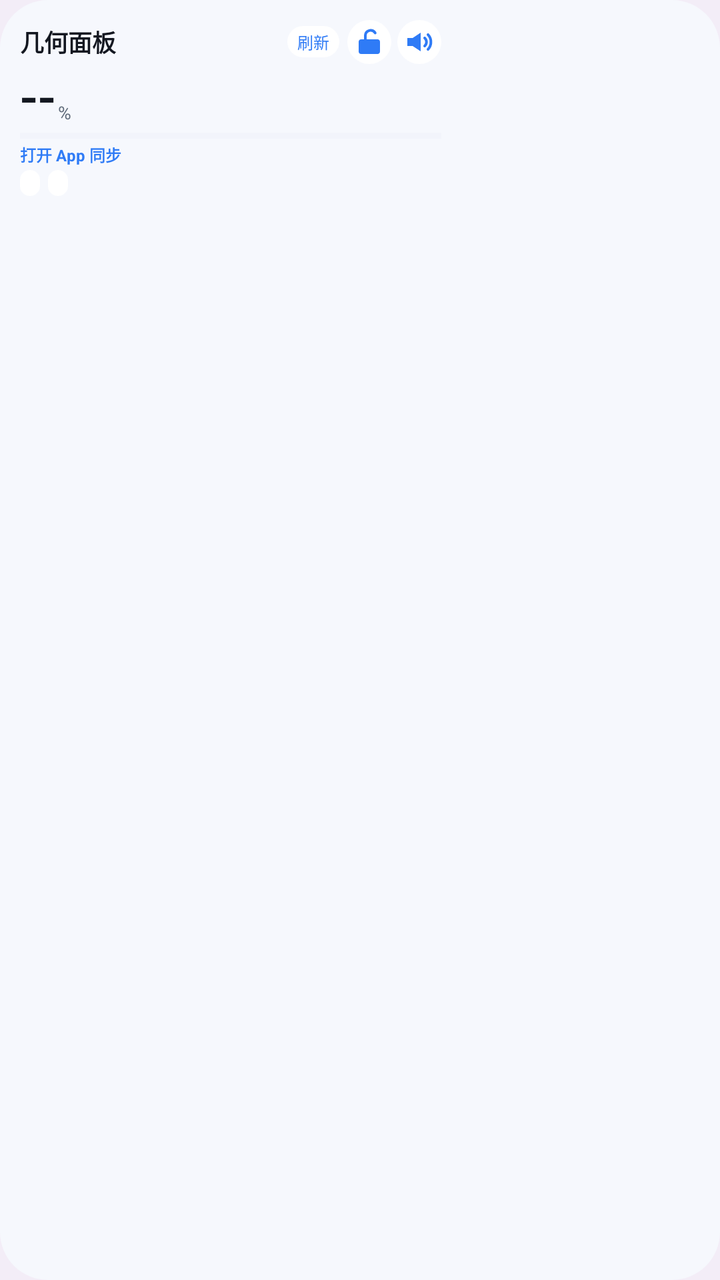
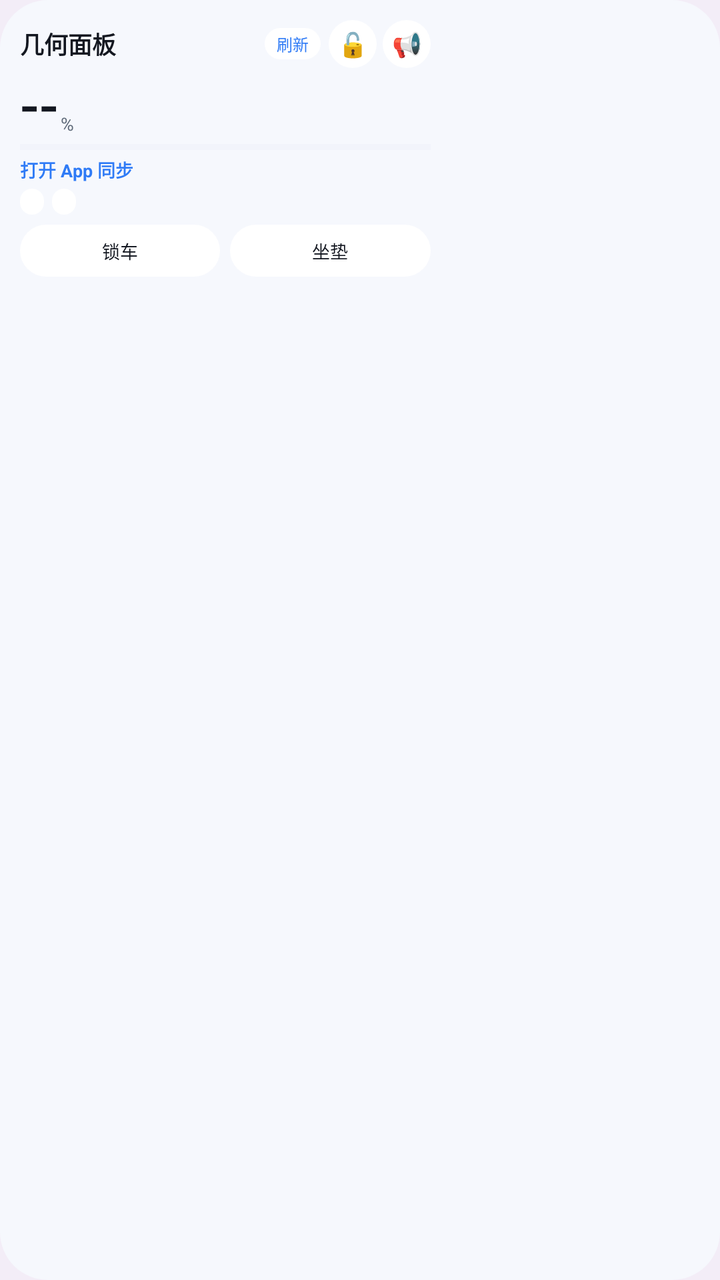

The first picture is an Android layout as it rendered before a commit; the second is the same layout after the commit. The layout source and the unified diff follow.
<!-- AndroidManifest.xml: application theme Theme.ZeehoWebNext -->
<!-- res/layout/widget_4x2.xml -->
<?xml version="1.0" encoding="utf-8"?>
<LinearLayout xmlns:android="http://schemas.android.com/apk/res/android"
    android:id="@+id/w_root"
    android:layout_width="match_parent"
    android:layout_height="match_parent"
    android:background="@drawable/widget_card"
    android:orientation="horizontal"
    android:padding="10dp">

    <LinearLayout
        android:layout_width="0dp"
        android:layout_height="match_parent"
        android:layout_weight="1.2"
        android:orientation="vertical">

        <LinearLayout
            android:layout_width="match_parent"
            android:layout_height="wrap_content"
            android:gravity="center_vertical"
            android:orientation="horizontal">

            <TextView
                android:id="@+id/w_title"
                android:layout_width="0dp"
                android:layout_height="wrap_content"
                android:layout_weight="1"
                android:ellipsize="end"
                android:singleLine="true"
                android:text="@string/widget_title"
                android:textColor="@color/widget_text_primary"
                android:textSize="12sp"
                android:textStyle="bold" />

            <TextView
                android:id="@+id/w_updated"
                android:layout_width="wrap_content"
                android:layout_height="wrap_content"
                android:layout_marginStart="4dp"
                android:ellipsize="end"
                android:singleLine="true"
                android:text=""
                android:textColor="@color/widget_text_secondary"
                android:textSize="8sp" />

            <TextView
                android:id="@+id/w_refresh"
                android:layout_width="wrap_content"
                android:layout_height="wrap_content"
                android:layout_marginStart="4dp"
                android:background="@drawable/widget_btn"
                android:paddingStart="5dp"
                android:paddingEnd="5dp"
                android:paddingTop="2dp"
                android:paddingBottom="2dp"
                android:text="@string/widget_refresh"
                android:textColor="@color/widget_accent"
                android:textSize="8sp" />

            <ImageButton
                android:id="@+id/w_btn_unlock"
                android:layout_width="22dp"
                android:layout_height="22dp"
                android:layout_marginStart="4dp"
                android:background="@drawable/widget_btn"
                android:contentDescription="@string/widget_action_unlock"
                android:padding="3dp"
                android:scaleType="fitCenter"
                android:src="@drawable/ic_widget_unlock" />

            <ImageButton
                android:id="@+id/w_btn_horn"
                android:layout_width="22dp"
                android:layout_height="22dp"
                android:layout_marginStart="3dp"
                android:background="@drawable/widget_btn"
                android:contentDescription="@string/widget_action_horn"
                android:padding="3dp"
                android:scaleType="fitCenter"
                android:src="@drawable/ic_widget_horn" />
        </LinearLayout>

        <LinearLayout
            android:layout_width="match_parent"
            android:layout_height="wrap_content"
            android:layout_marginTop="2dp"
            android:baselineAligned="false"
            android:gravity="bottom"
            android:orientation="horizontal">

            <TextView
                android:id="@+id/w_soc"
                android:layout_width="wrap_content"
                android:layout_height="wrap_content"
                android:fontFamily="sans-serif-medium"
                android:includeFontPadding="false"
                android:text="@string/widget_soc_unknown"
                android:textColor="@color/widget_text_primary"
                android:textSize="26sp" />

            <TextView
                android:layout_width="wrap_content"
                android:layout_height="wrap_content"
                android:layout_marginStart="1dp"
                android:layout_marginBottom="2dp"
                android:text="%"
                android:textColor="@color/widget_text_secondary"
                android:textSize="9sp" />

            <TextView
                android:id="@+id/w_voltage"
                android:layout_width="0dp"
                android:layout_height="wrap_content"
                android:layout_marginStart="4dp"
                android:layout_marginBottom="2dp"
                android:layout_weight="1"
                android:ellipsize="end"
                android:gravity="end"
                android:singleLine="true"
                android:text=""
                android:textColor="@color/widget_text_secondary"
                android:textSize="8sp" />
        </LinearLayout>

        <ProgressBar
            android:id="@+id/w_progress"
            style="?android:attr/progressBarStyleHorizontal"
            android:layout_width="match_parent"
            android:layout_height="3dp"
            android:layout_marginTop="2dp"
            android:progressBackgroundTint="@color/widget_line"
            android:progressTint="@color/widget_accent" />

        <LinearLayout
            android:layout_width="match_parent"
            android:layout_height="wrap_content"
            android:layout_marginTop="2dp"
            android:baselineAligned="false"
            android:gravity="center_vertical"
            android:orientation="horizontal">

            <TextView
                android:id="@+id/w_charge"
                android:layout_width="wrap_content"
                android:layout_height="wrap_content"
                android:ellipsize="end"
                android:singleLine="true"
                android:text="@string/widget_no_data"
                android:textColor="@color/widget_accent"
                android:textSize="8sp"
                android:textStyle="bold" />

            <TextView
                android:id="@+id/w_power"
                android:layout_width="wrap_content"
                android:layout_height="wrap_content"
                android:layout_marginStart="5dp"
                android:ellipsize="end"
                android:singleLine="true"
                android:text=""
                android:textColor="@color/widget_text_primary"
                android:textSize="8sp"
                android:textStyle="bold" />

            <TextView
                android:id="@+id/w_time"
                android:layout_width="0dp"
                android:layout_height="wrap_content"
                android:layout_weight="1"
                android:ellipsize="end"
                android:gravity="end"
                android:singleLine="true"
                android:text=""
                android:textColor="@color/widget_text_secondary"
                android:textSize="8sp" />
        </LinearLayout>

        <LinearLayout
            android:layout_width="match_parent"
            android:layout_height="wrap_content"
            android:layout_marginTop="2dp"
            android:gravity="center_vertical"
            android:orientation="horizontal">

            <TextView
                android:id="@+id/w_lock"
                android:layout_width="wrap_content"
                android:layout_height="wrap_content"
                android:background="@drawable/widget_chip"
                android:ellipsize="end"
                android:paddingStart="5dp"
                android:paddingEnd="5dp"
                android:paddingTop="1dp"
                android:paddingBottom="1dp"
                android:singleLine="true"
                android:text=""
                android:textColor="@color/widget_text_primary"
                android:textSize="8sp" />

            <TextView
                android:id="@+id/w_seat"
                android:layout_width="wrap_content"
                android:layout_height="wrap_content"
                android:layout_marginStart="4dp"
                android:background="@drawable/widget_chip"
                android:ellipsize="end"
                android:paddingStart="5dp"
                android:paddingEnd="5dp"
                android:paddingTop="1dp"
                android:paddingBottom="1dp"
                android:singleLine="true"
                android:text=""
                android:textColor="@color/widget_text_primary"
                android:textSize="8sp" />
        </LinearLayout>
    </LinearLayout>

    <FrameLayout
        android:id="@+id/w_car_box"
        android:layout_width="0dp"
        android:layout_height="match_parent"
        android:layout_marginStart="6dp"
        android:layout_weight="0.7">

        <ImageView
            android:id="@+id/w_car"
            android:layout_width="match_parent"
            android:layout_height="match_parent"
            android:contentDescription="@string/widget_title"
            android:scaleType="fitCenter" />
    </FrameLayout>
</LinearLayout>
<!-- resources referenced by this layout -->
<resources>
  <color name="widget_accent">#FF2F7BF6</color>
  <color name="widget_line">#FFE2E8F2</color>
  <color name="widget_text_primary">#FF131720</color>
  <color name="widget_text_secondary">#FF5F6B7A</color>
  <!-- drawable ic_widget_horn (drawable) -->
  <?xml version="1.0" encoding="utf-8"?>
  <vector xmlns:android="http://schemas.android.com/apk/res/android"
      android:width="20dp" android:height="20dp"
      android:viewportWidth="24" android:viewportHeight="24">
      <path android:fillColor="@color/widget_icon"
          android:pathData="M3,9h4l6,-4v14l-6,-4H3z" />
      <path android:strokeColor="@color/widget_icon" android:strokeWidth="2"
          android:strokeLineCap="round" android:fillColor="#00000000"
          android:pathData="M16,9a4,4 0 0,1 0,6M18.5,6.5a8,8 0 0,1 0,11" />
  </vector>
  <!-- drawable ic_widget_unlock (drawable) -->
  <?xml version="1.0" encoding="utf-8"?>
  <vector xmlns:android="http://schemas.android.com/apk/res/android"
      android:width="20dp" android:height="20dp"
      android:viewportWidth="24" android:viewportHeight="24">
      <path android:fillColor="@color/widget_icon"
          android:pathData="M6,10h12a2,2 0 0,1 2,2v7a2,2 0 0,1 -2,2H6a2,2 0 0,1 -2,-2v-7a2,2 0 0,1 2,-2z" />
      <path android:strokeColor="@color/widget_icon" android:strokeWidth="2"
          android:strokeLineCap="round" android:fillColor="#00000000"
          android:pathData="M9,10V7a4,4 0 0,1 7.4,-1.8" />
  </vector>
  <!-- drawable widget_btn (drawable) -->
  <?xml version="1.0" encoding="utf-8"?>
  <shape xmlns:android="http://schemas.android.com/apk/res/android" android:shape="rectangle">
      <solid android:color="@color/widget_action_bg" />
      <corners android:radius="14dp" />
  </shape>
  <!-- drawable widget_card (drawable) -->
  <?xml version="1.0" encoding="utf-8"?>
  <shape xmlns:android="http://schemas.android.com/apk/res/android" android:shape="rectangle">
      <solid android:color="@color/widget_card_bg" />
      <corners android:radius="24dp" />
  </shape>
  <!-- drawable widget_chip (drawable) -->
  <?xml version="1.0" encoding="utf-8"?>
  <shape xmlns:android="http://schemas.android.com/apk/res/android" android:shape="rectangle">
      <solid android:color="@color/widget_chip_bg" />
      <corners android:radius="20dp" />
  </shape>
  <string name="widget_action_horn">鸣笛</string>
  <string name="widget_action_unlock">解锁</string>
  <string name="widget_no_data">打开 App 同步</string>
  <string name="widget_refresh">刷新</string>
  <string name="widget_soc_unknown">--</string>
  <string name="widget_title">几何面板</string>
  <style name="Theme.ZeehoWebNext" parent="android:Theme.Material.Light.NoActionBar">
          <item name="android:windowBackground">@color/page_light</item>
          <item name="android:statusBarColor">@android:color/transparent</item>
          <item name="android:navigationBarColor">@android:color/transparent</item>
          <item name="android:windowLightStatusBar">true</item>
          <item name="android:windowLightNavigationBar">true</item>
          <item name="android:windowDrawsSystemBarBackgrounds">true</item>
          <item name="android:colorAccent">@color/brand_purple</item>
      </style>
  <color name="widget_icon">#FF2F7BF6</color>
  <color name="widget_action_bg">#FFFFFFFF</color>
  <color name="widget_card_bg">#FFF6F8FD</color>
  <color name="widget_chip_bg">#FFFFFFFF</color>
  <color name="page_light">#FFF3EDF7</color>
  <color name="brand_purple">#FF7457B8</color>
</resources>

<!-- the commit's change to res/layout/widget_4x2.xml (unified diff, before → after) -->
@@ -46,43 +46,45 @@
                 android:id="@+id/w_refresh"
                 android:layout_width="wrap_content"
                 android:layout_height="wrap_content"
-                android:layout_marginStart="4dp"
-                android:background="@drawable/widget_btn"
-                android:paddingStart="5dp"
-                android:paddingEnd="5dp"
+                android:layout_marginStart="5dp"
+                android:background="@drawable/widget_btn"
+                android:paddingStart="6dp"
+                android:paddingEnd="6dp"
                 android:paddingTop="2dp"
                 android:paddingBottom="2dp"
                 android:text="@string/widget_refresh"
                 android:textColor="@color/widget_accent"
                 android:textSize="8sp" />
 
-            <ImageButton
+            <TextView
                 android:id="@+id/w_btn_unlock"
-                android:layout_width="22dp"
-                android:layout_height="22dp"
+                android:layout_width="24dp"
+                android:layout_height="24dp"
                 android:layout_marginStart="4dp"
                 android:background="@drawable/widget_btn"
                 android:contentDescription="@string/widget_action_unlock"
-                android:padding="3dp"
-                android:scaleType="fitCenter"
-                android:src="@drawable/ic_widget_unlock" />
-
-            <ImageButton
+                android:gravity="center"
+                android:text="@string/widget_icon_unlock"
+                android:textColor="@color/widget_icon"
+                android:textSize="12sp" />
+
+            <TextView
                 android:id="@+id/w_btn_horn"
-                android:layout_width="22dp"
-                android:layout_height="22dp"
+                android:layout_width="24dp"
+                android:layout_height="24dp"
                 android:layout_marginStart="3dp"
                 android:background="@drawable/widget_btn"
                 android:contentDescription="@string/widget_action_horn"
-                android:padding="3dp"
-                android:scaleType="fitCenter"
-                android:src="@drawable/ic_widget_horn" />
-        </LinearLayout>
-
-        <LinearLayout
-            android:layout_width="match_parent"
-            android:layout_height="wrap_content"
-            android:layout_marginTop="2dp"
+                android:gravity="center"
+                android:text="@string/widget_icon_horn"
+                android:textColor="@color/widget_icon"
+                android:textSize="12sp" />
+        </LinearLayout>
+
+        <LinearLayout
+            android:layout_width="match_parent"
+            android:layout_height="wrap_content"
+            android:layout_marginTop="3dp"
             android:baselineAligned="false"
             android:gravity="bottom"
             android:orientation="horizontal">
@@ -95,9 +97,10 @@
                 android:includeFontPadding="false"
                 android:text="@string/widget_soc_unknown"
                 android:textColor="@color/widget_text_primary"
-                android:textSize="26sp" />
-
-            <TextView
+                android:textSize="28sp" />
+
+            <TextView
+                android:id="@+id/w_unit"
                 android:layout_width="wrap_content"
                 android:layout_height="wrap_content"
                 android:layout_marginStart="1dp"
@@ -110,7 +113,7 @@
                 android:id="@+id/w_voltage"
                 android:layout_width="0dp"
                 android:layout_height="wrap_content"
-                android:layout_marginStart="4dp"
+                android:layout_marginStart="5dp"
                 android:layout_marginBottom="2dp"
                 android:layout_weight="1"
                 android:ellipsize="end"
@@ -118,7 +121,7 @@
                 android:singleLine="true"
                 android:text=""
                 android:textColor="@color/widget_text_secondary"
-                android:textSize="8sp" />
+                android:textSize="9sp" />
         </LinearLayout>
 
         <ProgressBar
@@ -133,7 +136,7 @@
         <LinearLayout
             android:layout_width="match_parent"
             android:layout_height="wrap_content"
-            android:layout_marginTop="2dp"
+            android:layout_marginTop="3dp"
             android:baselineAligned="false"
             android:gravity="center_vertical"
             android:orientation="horizontal">
@@ -146,7 +149,7 @@
                 android:singleLine="true"
                 android:text="@string/widget_no_data"
                 android:textColor="@color/widget_accent"
-                android:textSize="8sp"
+                android:textSize="9sp"
                 android:textStyle="bold" />
 
             <TextView
@@ -158,7 +161,7 @@
                 android:singleLine="true"
                 android:text=""
                 android:textColor="@color/widget_text_primary"
-                android:textSize="8sp"
+                android:textSize="9sp"
                 android:textStyle="bold" />
 
             <TextView
@@ -177,7 +180,7 @@
         <LinearLayout
             android:layout_width="match_parent"
             android:layout_height="wrap_content"
-            android:layout_marginTop="2dp"
+            android:layout_marginTop="3dp"
             android:gravity="center_vertical"
             android:orientation="horizontal">
 
@@ -187,8 +190,8 @@
                 android:layout_height="wrap_content"
                 android:background="@drawable/widget_chip"
                 android:ellipsize="end"
-                android:paddingStart="5dp"
-                android:paddingEnd="5dp"
+                android:paddingStart="6dp"
+                android:paddingEnd="6dp"
                 android:paddingTop="1dp"
                 android:paddingBottom="1dp"
                 android:singleLine="true"
@@ -203,14 +206,61 @@
                 android:layout_marginStart="4dp"
                 android:background="@drawable/widget_chip"
                 android:ellipsize="end"
-                android:paddingStart="5dp"
-                android:paddingEnd="5dp"
+                android:paddingStart="6dp"
+                android:paddingEnd="6dp"
                 android:paddingTop="1dp"
                 android:paddingBottom="1dp"
                 android:singleLine="true"
                 android:text=""
                 android:textColor="@color/widget_text_primary"
                 android:textSize="8sp" />
+
+            <TextView
+                android:id="@+id/w_tire"
+                android:layout_width="0dp"
+                android:layout_height="wrap_content"
+                android:layout_marginStart="4dp"
+                android:layout_weight="1"
+                android:ellipsize="end"
+                android:gravity="end"
+                android:singleLine="true"
+                android:text=""
+                android:textColor="@color/widget_text_secondary"
+                android:textSize="8sp" />
+        </LinearLayout>
+
+        <LinearLayout
+            android:layout_width="match_parent"
+            android:layout_height="wrap_content"
+            android:layout_marginTop="5dp"
+            android:orientation="horizontal">
+
+            <TextView
+                android:id="@+id/w_btn_lock"
+                android:layout_width="0dp"
+                android:layout_height="26dp"
+                android:layout_weight="1"
+                android:background="@drawable/widget_btn"
+                android:ellipsize="end"
+                android:gravity="center"
+                android:singleLine="true"
+                android:text="@string/widget_action_lock"
+                android:textColor="@color/widget_text_primary"
+                android:textSize="9sp" />
+
+            <TextView
+                android:id="@+id/w_btn_seat"
+                android:layout_width="0dp"
+                android:layout_height="26dp"
+                android:layout_marginStart="5dp"
+                android:layout_weight="1"
+                android:background="@drawable/widget_btn"
+                android:ellipsize="end"
+                android:gravity="center"
+                android:singleLine="true"
+                android:text="@string/widget_action_seat"
+                android:textColor="@color/widget_text_primary"
+                android:textSize="9sp" />
         </LinearLayout>
     </LinearLayout>
 
@@ -219,7 +269,7 @@
         android:layout_width="0dp"
         android:layout_height="match_parent"
         android:layout_marginStart="6dp"
-        android:layout_weight="0.7">
+        android:layout_weight="0.75">
 
         <ImageView
             android:id="@+id/w_car"
<!-- resource entries referenced after the edit -->
@@ -4,28 +4,6 @@
   <color name="widget_line">#FFE2E8F2</color>
   <color name="widget_text_primary">#FF131720</color>
   <color name="widget_text_secondary">#FF5F6B7A</color>
-  <!-- drawable ic_widget_horn (drawable) -->
-  <?xml version="1.0" encoding="utf-8"?>
-  <vector xmlns:android="http://schemas.android.com/apk/res/android"
-      android:width="20dp" android:height="20dp"
-      android:viewportWidth="24" android:viewportHeight="24">
-      <path android:fillColor="@color/widget_icon"
-          android:pathData="M3,9h4l6,-4v14l-6,-4H3z" />
-      <path android:strokeColor="@color/widget_icon" android:strokeWidth="2"
-          android:strokeLineCap="round" android:fillColor="#00000000"
-          android:pathData="M16,9a4,4 0 0,1 0,6M18.5,6.5a8,8 0 0,1 0,11" />
-  </vector>
-  <!-- drawable ic_widget_unlock (drawable) -->
-  <?xml version="1.0" encoding="utf-8"?>
-  <vector xmlns:android="http://schemas.android.com/apk/res/android"
-      android:width="20dp" android:height="20dp"
-      android:viewportWidth="24" android:viewportHeight="24">
-      <path android:fillColor="@color/widget_icon"
-          android:pathData="M6,10h12a2,2 0 0,1 2,2v7a2,2 0 0,1 -2,2H6a2,2 0 0,1 -2,-2v-7a2,2 0 0,1 2,-2z" />
-      <path android:strokeColor="@color/widget_icon" android:strokeWidth="2"
-          android:strokeLineCap="round" android:fillColor="#00000000"
-          android:pathData="M9,10V7a4,4 0 0,1 7.4,-1.8" />
-  </vector>
   <!-- drawable widget_btn (drawable) -->
   <?xml version="1.0" encoding="utf-8"?>
   <shape xmlns:android="http://schemas.android.com/apk/res/android" android:shape="rectangle">
@@ -45,7 +23,11 @@
       <corners android:radius="20dp" />
   </shape>
   <string name="widget_action_horn">鸣笛</string>
+  <string name="widget_action_lock">锁车</string>
+  <string name="widget_action_seat">坐垫</string>
   <string name="widget_action_unlock">解锁</string>
+  <string name="widget_icon_horn">📢</string>
+  <string name="widget_icon_unlock">🔓</string>
   <string name="widget_no_data">打开 App 同步</string>
   <string name="widget_refresh">刷新</string>
   <string name="widget_soc_unknown">--</string>
